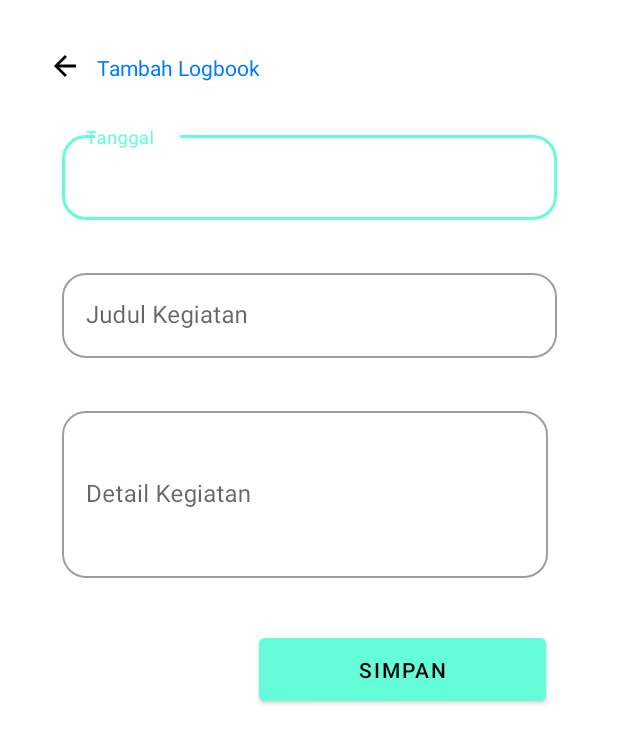
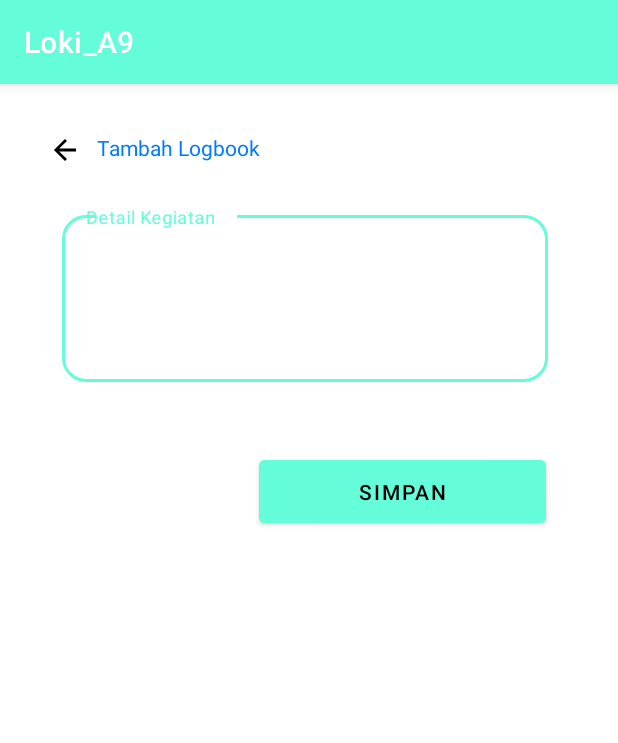
Before and after one commit to FadilaTriAfriani2011521011/Loki_A9, an Android app: the TambahLogbookActivity screen opened directly, with no data from a screen before it, on a phone screen of 412 x 824 dp. Shown: the top 743 px of the screen. Run offline under Robolectric (Android 15) with nearby library versions, the light colour scheme and no system bars.

Commit message:
PTB bagian dila bismillah lulus aamiinn

```diff
--- a/app/src/main/java/id/ac/unand/loki_a9/LogbookActivity.kt
+++ b/app/src/main/java/id/ac/unand/loki_a9/LogbookActivity.kt
@@ -24,7 +24,7 @@ class LogbookActivity : AppCompatActivity() {
         val sharedPref = getSharedPreferences("sharedpref", Context.MODE_PRIVATE)?:return
         val logbookRef = getSharedPreferences("logbookpref",Context.MODE_PRIVATE)?:return
         val token = sharedPref.getString("TOKEN",null)
-        val id = sharedPref.getInt("id",2)
+        val id = sharedPref.getInt("id",5)
         val IDL = logbookRef.getString("id_logbook",null)
 
         Log.d("Detaioiii","respooonn"+IDL.toString())
--- a/app/src/main/java/id/ac/unand/loki_a9/TambahLogbookActivity.kt
+++ b/app/src/main/java/id/ac/unand/loki_a9/TambahLogbookActivity.kt
@@ -1,27 +1,65 @@
 package id.ac.unand.loki_a9
 
+import android.content.Context
 import android.content.Intent
 import androidx.appcompat.app.AppCompatActivity
 import android.os.Bundle
+import android.util.Log
+import android.view.View
 import android.widget.Button
 import android.widget.ImageView
+import android.widget.Toast
+import id.ac.unand.loki_a9.databinding.ActivityLogbookBinding
+import id.ac.unand.loki_a9.databinding.ActivityTambahLogbookBinding
+import id.ac.unand.loki_a9.retrofit.Config
+import id.ac.unand.loki_a9.retrofit.Login
+import id.ac.unand.loki_a9.retrofit.TambahLogbookResponse
+import retrofit2.Call
+import retrofit2.Callback
+import retrofit2.Response
 
 class TambahLogbookActivity : AppCompatActivity() {
     private lateinit var Back6 : ImageView
+    lateinit var binding :ActivityTambahLogbookBinding
     override fun onCreate(savedInstanceState: Bundle?) {
         super.onCreate(savedInstanceState)
-        setContentView(R.layout.activity_tambah_logbook)
-        supportActionBar?.hide()
+        binding = ActivityTambahLogbookBinding.inflate(layoutInflater)
+        setContentView(binding.root)
 
-        val btn: Button = findViewById(R.id.button7)
-        btn.setOnClickListener {
-            intent = Intent(this, ListLogbookActivity::class.java)
-            startActivity(intent)
-        }
-        Back6 = findViewById(R.id.Back6)
-        Back6.setOnClickListener {
-            intent = Intent(applicationContext, ListLogbookActivity::class.java)
-            startActivity(intent)
-        }
+//        val Back6 = binding.Back6
+//        Back6.setOnClickListener {
+//            intent = Intent(applicationContext, ListLogbookActivity::class.java)
+//            startActivity(intent)
+//        }
+    }
+    fun onClickedd(view: View) {
+        val sharedPref = getSharedPreferences("sharedpref", Context.MODE_PRIVATE)?:return
+        val token = sharedPref.getString("TOKEN",null)
+        val kegiatan = binding.inputkegiatanku.text.toString()
+        val client : Login = Config().getService()
+        val call : Call<TambahLogbookResponse> = client.tambah_logbook(token=" Bearer "+token,5,kegiatan)
+        call.enqueue(object :Callback<TambahLogbookResponse>{
+            override fun onResponse(
+                call: Call<TambahLogbookResponse>,
+                response: Response<TambahLogbookResponse>
+            ) {
+                val respon : TambahLogbookResponse? = response.body()
+                Log.d("isiiii",respon.toString())
+                if (respon!=null && respon.status =="success"){
+                    Log.d("isi-logbook","$token|$respon")
+                    intent = Intent(applicationContext,ListLogbookActivity::class.java)
+                    intent.flags = Intent.FLAG_ACTIVITY_CLEAR_TOP
+                    Toast.makeText(this@TambahLogbookActivity, "Berhasil DiRespon", Toast.LENGTH_SHORT).show()
+                    startActivity(intent)
+                    finish()
+                }
+            }
+
+            override fun onFailure(call: Call<TambahLogbookResponse>, t: Throwable) {
+                TODO("Not yet implemented")
+            }
+
+        })
+
     }
 }
--- a/app/src/main/java/id/ac/unand/loki_a9/retrofit/Login.kt
+++ b/app/src/main/java/id/ac/unand/loki_a9/retrofit/Login.kt
@@ -44,8 +44,6 @@ interface Login {
     @POST("/api/my-internship/{id}/logbook")
     fun tambah_logbook(@Header("Authorization")token: String,
                        @Path("id") id: Int,
-                       @Path("id_logbook") id_logbook: String?,
-                       @Field("status") status:Int,
-                       @Field("note") note:String
+                       @Field("activities") activities:String
     ):Call<TambahLogbookResponse>
 }
--- a/app/src/main/res/layout/activity_tambah_logbook.xml
+++ b/app/src/main/res/layout/activity_tambah_logbook.xml
@@ -22,12 +22,13 @@
         app:layout_constraintVertical_bias="0.044" />
 
     <Button
-        android:id="@+id/button7"
+        android:id="@+id/tambah"
         android:layout_width="191dp"
         android:layout_height="54dp"
         android:layout_marginStart="48dp"
         android:layout_marginEnd="48dp"
         android:backgroundTint="#64FCD9"
+        android:onClick="onClickedd"
         android:text="Simpan"
         android:textColor="@color/black"
         app:layout_constraintBottom_toBottomOf="parent"
@@ -38,71 +39,24 @@
         app:layout_constraintVertical_bias="0.089" />
 
     <com.google.android.material.textfield.TextInputLayout
-        android:id="@+id/textInputLayout51"
+        android:id="@+id/textInputLayout53"
         style="@style/Widget.MaterialComponents.TextInputLayout.OutlinedBox"
-        app:boxCornerRadiusTopStart="16dp"
-        app:boxCornerRadiusTopEnd="16dp"
-        app:boxCornerRadiusBottomStart="16dp"
-        app:boxCornerRadiusBottomEnd="16dp"
-        app:endIconMode="clear_text"
         android:layout_width="350dp"
         android:layout_height="wrap_content"
         android:layout_marginStart="1dp"
         android:layout_marginTop="30dp"
         android:layout_marginEnd="1dp"
+        app:boxCornerRadiusBottomEnd="16dp"
+        app:boxCornerRadiusBottomStart="16dp"
+        app:boxCornerRadiusTopEnd="16dp"
+        app:boxCornerRadiusTopStart="16dp"
+        app:endIconMode="clear_text"
         app:layout_constraintEnd_toEndOf="parent"
         app:layout_constraintStart_toStartOf="parent"
         app:layout_constraintTop_toBottomOf="@+id/textView19">
 
         <com.google.android.material.textfield.TextInputEditText
-            android:layout_width="match_parent"
-            android:layout_height="wrap_content"
-            android:hint="Tanggal "
-            android:layout_marginHorizontal="10dp"/>
-    </com.google.android.material.textfield.TextInputLayout>
-
-    <com.google.android.material.textfield.TextInputLayout
-        android:id="@+id/textInputLayout52"
-        style="@style/Widget.MaterialComponents.TextInputLayout.OutlinedBox"
-        app:boxCornerRadiusTopStart="16dp"
-        app:boxCornerRadiusTopEnd="16dp"
-        app:boxCornerRadiusBottomStart="16dp"
-        app:boxCornerRadiusBottomEnd="16dp"
-        app:endIconMode="clear_text"
-        android:layout_width="350dp"
-        android:layout_height="wrap_content"
-        android:layout_marginStart="1dp"
-        android:layout_marginTop="30dp"
-        android:layout_marginEnd="1dp"
-        app:layout_constraintEnd_toEndOf="parent"
-        app:layout_constraintStart_toStartOf="parent"
-        app:layout_constraintTop_toBottomOf="@+id/textInputLayout51">
-
-        <com.google.android.material.textfield.TextInputEditText
-            android:layout_width="match_parent"
-            android:layout_height="wrap_content"
-            android:hint="Judul Kegiatan"
-            android:layout_marginHorizontal="10dp"/>
-    </com.google.android.material.textfield.TextInputLayout>
-
-    <com.google.android.material.textfield.TextInputLayout
-        android:id="@+id/textInputLayout53"
-        style="@style/Widget.MaterialComponents.TextInputLayout.OutlinedBox"
-        app:boxCornerRadiusTopStart="16dp"
-        app:boxCornerRadiusTopEnd="16dp"
-        app:boxCornerRadiusBottomStart="16dp"
-        app:boxCornerRadiusBottomEnd="16dp"
-        app:endIconMode="clear_text"
-        android:layout_width="350dp"
-        android:layout_height="wrap_content"
-        android:layout_marginStart="1dp"
-        android:layout_marginTop="30dp"
-        android:layout_marginEnd="1dp"
-        app:layout_constraintEnd_toEndOf="parent"
-        app:layout_constraintStart_toStartOf="parent"
-        app:layout_constraintTop_toBottomOf="@+id/textInputLayout52">
-
-        <com.google.android.material.textfield.TextInputEditText
+            android:id="@+id/inputkegiatanku"
             android:layout_width="324dp"
             android:layout_height="111dp"
             android:layout_marginHorizontal="10dp"
```
Also changed, not shown: app/src/main/java/id/ac/unand/loki_a9/ListLogbookActivity.kt (+5 -9 lines), app/src/main/java/id/ac/unand/loki_a9/adapter/LogbookAdapter.kt (+13 -13 lines), app/src/main/res/layout/activity_list_logbook.xml (+7 -4 lines).
